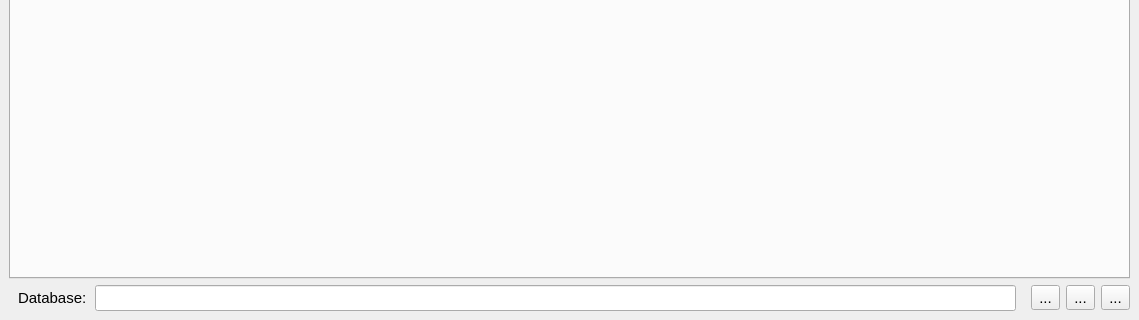
Qt form helmholtz/gui/ui/mainwindow.ui (lnls-ima/helmholtz-coil-control) before a commit; both pictures show x 0 to 1139 and y 504 to 824 of the 1139 by 824 pixel window.
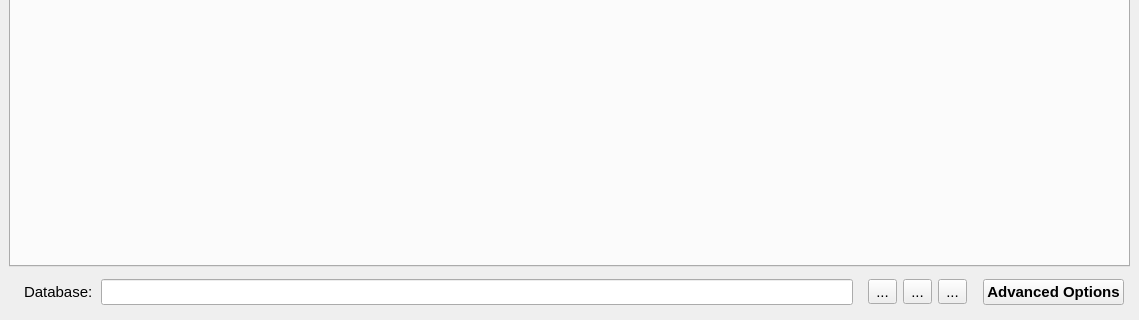
The same form after that commit. Icons and pictures are not drawn.

Commit message: Adding advanced options dialog

```diff
--- a/helmholtz/gui/ui/mainwindow.ui
+++ b/helmholtz/gui/ui/mainwindow.ui
@@ -39,6 +39,18 @@
     </item>
     <item row="1" column="0">
      <layout class="QHBoxLayout" name="horizontalLayout_2">
+      <property name="leftMargin">
+       <number>6</number>
+      </property>
+      <property name="topMargin">
+       <number>6</number>
+      </property>
+      <property name="rightMargin">
+       <number>6</number>
+      </property>
+      <property name="bottomMargin">
+       <number>6</number>
+      </property>
       <item>
        <widget class="QFrame" name="frame">
         <layout class="QHBoxLayout" name="horizontalLayout">
@@ -118,6 +130,45 @@
         </property>
         <property name="text">
          <string>...</string>
+        </property>
+        <property name="icon">
+         <iconset>
+          <normaloff>../../resources/img/tab.png</normaloff>../../resources/img/tab.png</iconset>
+        </property>
+        <property name="iconSize">
+         <size>
+          <width>24</width>
+          <height>24</height>
+         </size>
+        </property>
+       </widget>
+      </item>
+      <item>
+       <spacer name="horizontalSpacer">
+        <property name="orientation">
+         <enum>Qt::Horizontal</enum>
+        </property>
+        <property name="sizeType">
+         <enum>QSizePolicy::Fixed</enum>
+        </property>
+        <property name="sizeHint" stdset="0">
+         <size>
+          <width>10</width>
+          <height>20</height>
+         </size>
+        </property>
+       </spacer>
+      </item>
+      <item>
+       <widget class="QPushButton" name="pbt_advanced_options">
+        <property name="font">
+         <font>
+          <weight>75</weight>
+          <bold>true</bold>
+         </font>
+        </property>
+        <property name="text">
+         <string>Advanced Options</string>
         </property>
         <property name="icon">
          <iconset>
```
Left out of the diff: 2 changed lines with no effect on the pictures. The commit also changes 14 other files.
